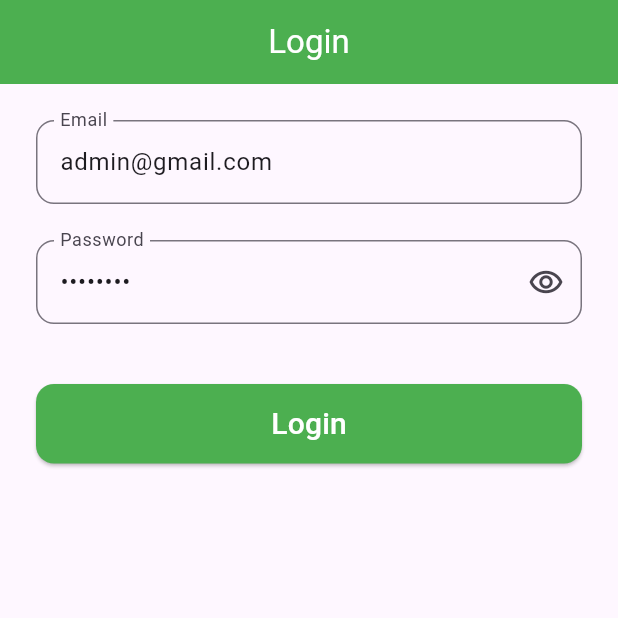
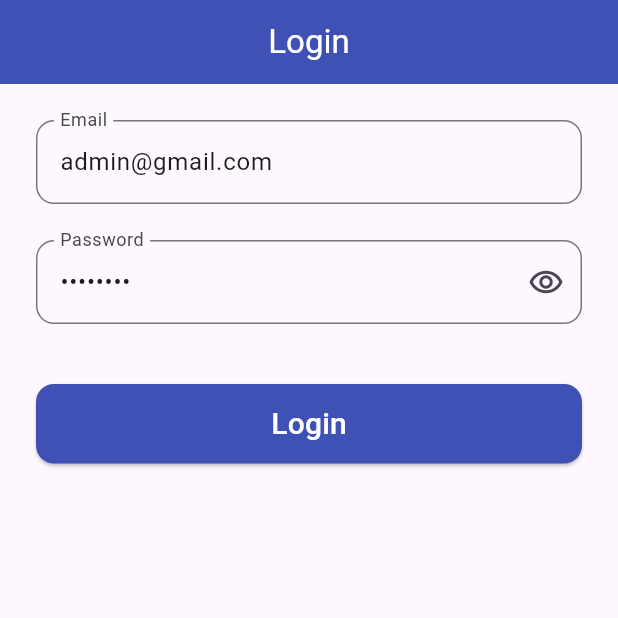
Before and after one commit to yondikavl/Mantory-Mobile-App, a Flutter app: the screen it shows after launch, on a phone screen of 412 x 824 dp, the top half of it. Run offline on Flutter 3.47's test engine with Material 3 defaults, Android fonts, the phone set to English and light mode, and no system bars; our stand-ins replace cloud_firestore, firebase_auth, firebase_core, get, pdf, qr_flutter; missing offline and left inert: flutter_barcode_scanner, open_file_plus; accounts and stored records are empty.

Commit message:
fix: manifest android

```diff
--- a/lib/app/modules/login/views/login_view.dart
+++ b/lib/app/modules/login/views/login_view.dart
@@ -27,7 +27,7 @@ class LoginView extends GetView<LoginController> {
             style: TextStyle(color: Colors.white),
           ),
           centerTitle: true,
-          backgroundColor: Colors.green,
+          backgroundColor: Colors.indigo,
         ),
         body: ListView(
           padding: const EdgeInsets.all(24),
@@ -88,11 +88,11 @@ class LoginView extends GetView<LoginController> {
                   shape: RoundedRectangleBorder(
                       borderRadius: BorderRadius.circular(12)),
                   padding: const EdgeInsets.symmetric(vertical: 12),
-                  backgroundColor: Colors.green),
+                  backgroundColor: Colors.indigo),
               child: Obx(
                 () => Text(
                   controller.isLoading.isFalse ? "Login" : "Loading...",
-                  style: TextStyle(
+                  style: const TextStyle(
                     color: Colors.white,
                     fontSize: 20,
                   ),
--- a/pubspec.yaml
+++ b/pubspec.yaml
@@ -13,6 +13,7 @@ dependencies:
   flutter:
     sdk: flutter
   flutter_barcode_scanner: ^2.0.0
+  flutter_launcher_icons: ^0.13.1
   get: 4.6.6
   open_file_plus: ^3.4.1+1
   path_provider: ^2.1.3
@@ -29,3 +30,8 @@ flutter:
   assets:
     - assets/fonts/Roboto-Regular.ttf
     - assets/fonts/Roboto-Bold.ttf
+
+flutter_icons:
+  android: "launcher_icon"
+  ios: true
+  image_path: "assets/icons/qr_inventory_icon.png"
```
Also changed, not shown: assets/icons/qr_inventory_icon.png (added), pubspec.lock, 28 other files.
